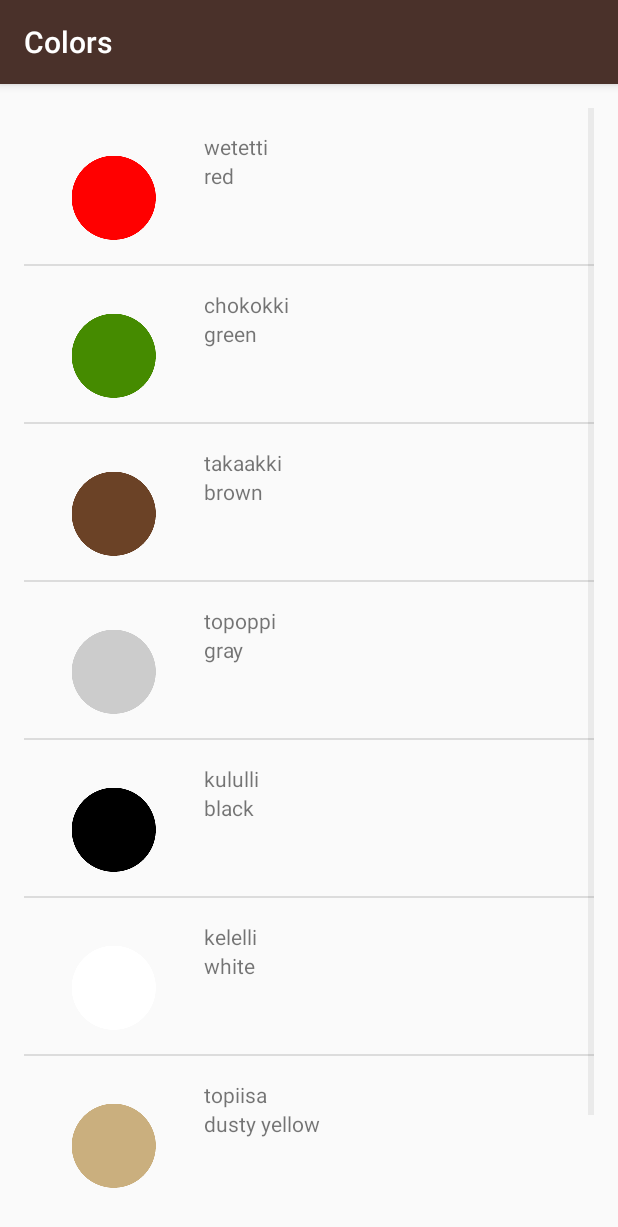
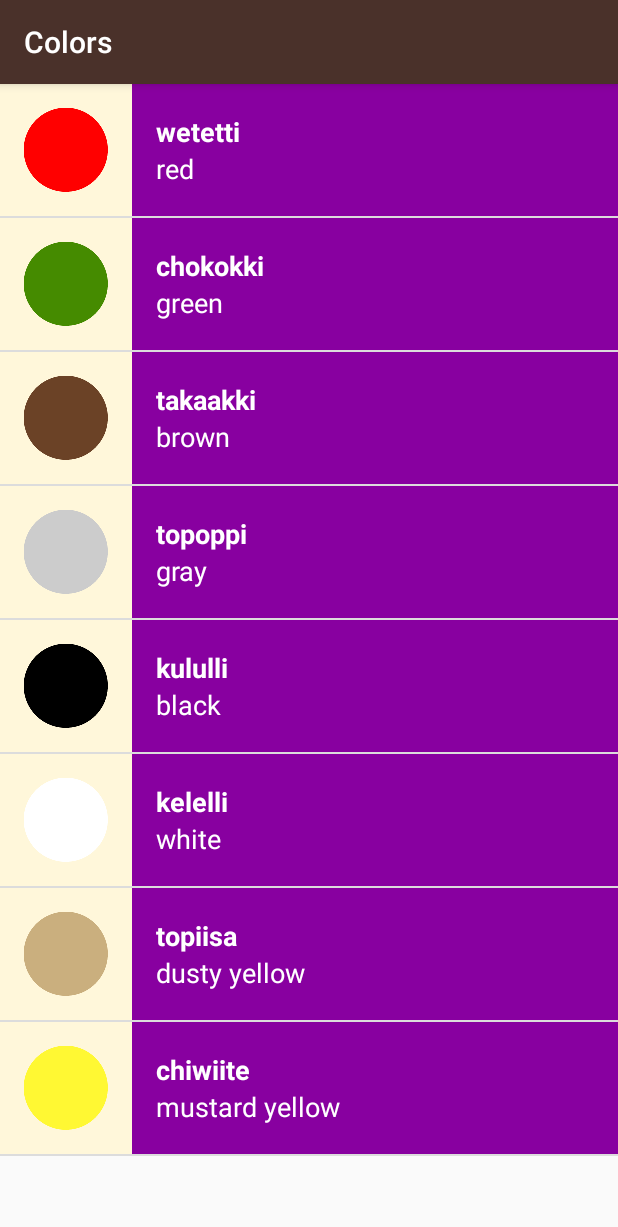
Before and after one commit to McKinnely/Miwok, an Android app: the ColorsActivity screen opened directly, with no data from a screen before it, on a phone screen of 412 x 824 dp. Shown: the top 1227 px of the screen. Run offline under Robolectric (Android 15) with nearby library versions, the phone set to English and light mode, and no system bars.

Commit message:
Color logic complete.

```diff
--- a/app/src/main/java/com/example/android/miwok/ColorsActivity.java
+++ b/app/src/main/java/com/example/android/miwok/ColorsActivity.java
@@ -30,7 +30,7 @@
          Creates an adapter that takes in the wordsArray so that the  application can work wit the most
          efficient amount of memory.
          */
-        WordAdapter adapter = new WordAdapter(this, wordsArrayList);
+        WordAdapter adapter = new WordAdapter(this, wordsArrayList, R.color.category_colors);
         /**
          Created a corresponding ListView to the type of view inside of word_list.xmlthe type of view inside that file)
          to display the adapter's (itemsAdapter) data inside of it.
--- a/app/src/main/java/com/example/android/miwok/FamilyMembersActivity.java
+++ b/app/src/main/java/com/example/android/miwok/FamilyMembersActivity.java
@@ -32,7 +32,7 @@
          Creates an adapter that takes in the wordsArray so that the  application can work wit the most
          efficient amount of memory.
          */
-        WordAdapter adapter = new WordAdapter(this, wordsArrayList);
+        WordAdapter adapter = new WordAdapter(this, wordsArrayList, R.color.category_family);
         /**
          Created a corresponding ListView to the type of view inside of word_list.xmlthe type of view inside that file)
          to display the adapter's (itemsAdapter) data inside of it.
--- a/app/src/main/java/com/example/android/miwok/NumbersActivity.java
+++ b/app/src/main/java/com/example/android/miwok/NumbersActivity.java
@@ -37,7 +37,7 @@
         Creates an adapter that takes in the wordsArray so that the  application can work wit the most
         efficient amount of memory.
         */
-       WordAdapter adapter = new WordAdapter(this, wordsArrayList);
+       WordAdapter adapter = new WordAdapter(this, wordsArrayList, R.color.category_numbers);
         /**
         Created a corresponding ListView to the type of view inside of word_list.xmlthe type of view inside that file)
         to display the adapter's (itemsAdapter) data inside of it.
--- a/app/src/main/java/com/example/android/miwok/PhrasesActivity.java
+++ b/app/src/main/java/com/example/android/miwok/PhrasesActivity.java
@@ -32,7 +32,7 @@
          Creates an adapter that takes in the wordsArray so that the  application can work wit the most
          efficient amount of memory.
          */
-        WordAdapter adapter = new WordAdapter(this, wordsArrayList);
+        WordAdapter adapter = new WordAdapter(this, wordsArrayList, R.color.category_phrases);
         /**
          Created a corresponding ListView to the type of view inside of word_list.xmlthe type of view inside that file)
          to display the adapter's (itemsAdapter) data inside of it.
--- a/app/src/main/java/com/example/android/miwok/WordAdapter.java
+++ b/app/src/main/java/com/example/android/miwok/WordAdapter.java
@@ -1,6 +1,7 @@
 package com.example.android.miwok;
 
 import android.app.Activity;
+import android.support.v4.content.ContextCompat;
 import android.view.LayoutInflater;
 import android.view.View;
 import android.view.ViewGroup;
@@ -16,13 +17,16 @@
 
 public class WordAdapter extends ArrayAdapter<Word>
 {
-    public WordAdapter(Activity context, ArrayList<Word> words)
+    public int mColorResourceID;
+
+    public WordAdapter(Activity context, ArrayList<Word> words, int ColorResourceID)
     {
         // Here, we initialize the ArrayAdapter's internal storage for the context and the list.
         // the second argument is used when the ArrayAdapter is populating a single TextView.
         // Because this is a custom adapter for two TextViews and an ImageView, the adapter is not
         // going to use this second argument, so it can be any value. Here, we used 0.
         super(context, 0, words);
+        mColorResourceID = ColorResourceID;
     }
     @Override
     public View getView(int position, View convertView, ViewGroup parent)
@@ -67,6 +71,12 @@
             miwokImages.setVisibility(View.GONE);
         }
 
+        View textContainer = listItemView.findViewById(R.id.text_container);
+
+        int color = ContextCompat.getColor(getContext(), mColorResourceID);
+
+        textContainer.setBackgroundColor(color);
+
     return listItemView;
     }
 
--- a/app/src/main/res/layout/list_item.xml
+++ b/app/src/main/res/layout/list_item.xml
@@ -1,26 +1,26 @@
 <?xml version="1.0" encoding="utf-8"?>
 <LinearLayout xmlns:android="http://schemas.android.com/apk/res/android"
     xmlns:tools="http://schemas.android.com/tools"
+    android:layout_width="match_parent"
+    android:layout_height="wrap_content"
     android:orientation="horizontal"
-    android:layout_width="match_parent"
-    android:layout_height="match_parent"
-    android:paddingTop="16dp"
-    android:paddingLeft="16dp">
+    android:minHeight="@dimen/list_item_height"
+    android:background="@color/tan_background"
 
+>
 
 
     <ImageView
 
-        android:layout_width="wrap_content"
-        android:layout_height="wrap_content"
-        android:src="@mipmap/ic_launcher"
+        android:layout_width="@dimen/list_item_height"
+        android:layout_height="@dimen/list_item_height"
         android:id="@+id/image"/>
 
         <LinearLayout
             android:id="@+id/text_container"
             android:layout_width="match_parent"
             android:layout_height="match_parent"
-            android:paddingLeft="16dp"
+            android:padding="16dp"
             android:orientation="vertical">
 
 
@@ -28,14 +28,23 @@
                 android:id="@+id/miwok_text_view"
                 tools:text="lutti"
                 android:layout_width="match_parent"
-                android:layout_height="wrap_content"
+                android:layout_height="0dp"
+                android:layout_weight="1"
+                android:gravity="bottom"
+                android:textAppearance="?android:textAppearanceMedium"
+                android:textColor="@android:color/white"
+                android:textStyle="bold"
                 />
 
             <TextView
-                tools:text="one"
                 android:id="@+id/default_text_view"
                 android:layout_width="match_parent"
-                android:layout_height="wrap_content"
+                android:layout_height="0dp"
+                android:layout_weight="1"
+                android:gravity="top"
+                android:textAppearance="?android:textAppearanceMedium"
+                android:textColor="@android:color/white"
+                tools:text="one"
                 />
 
             </LinearLayout>
--- a/app/src/main/res/layout/word_list.xml
+++ b/app/src/main/res/layout/word_list.xml
@@ -5,8 +5,4 @@
     android:orientation="vertical"
     android:layout_width="match_parent"
     android:layout_height="match_parent"
-    android:paddingBottom="@dimen/activity_vertical_margin"
-    android:paddingLeft="@dimen/activity_horizontal_margin"
-    android:paddingRight="@dimen/activity_horizontal_margin"
-    android:paddingTop="@dimen/activity_vertical_margin"
-    tools:context="com.example.android.miwok.NumbersActivity"/>
+/>
--- a/app/src/main/res/values/dimens.xml
+++ b/app/src/main/res/values/dimens.xml
@@ -16,6 +16,5 @@
     <!-- Height of each list item -->
     <dimen name="list_item_height">88dp</dimen>
     <!-- Default screen margins, per the Android Design guidelines. -->
-    <dimen name="activity_horizontal_margin">16dp</dimen>
-    <dimen name="activity_vertical_margin">16dp</dimen>
+
 </resources>
```
Also changed, not shown: app/src/main/res/values-w820dp/dimens.xml (deleted, +0 -20 lines).
